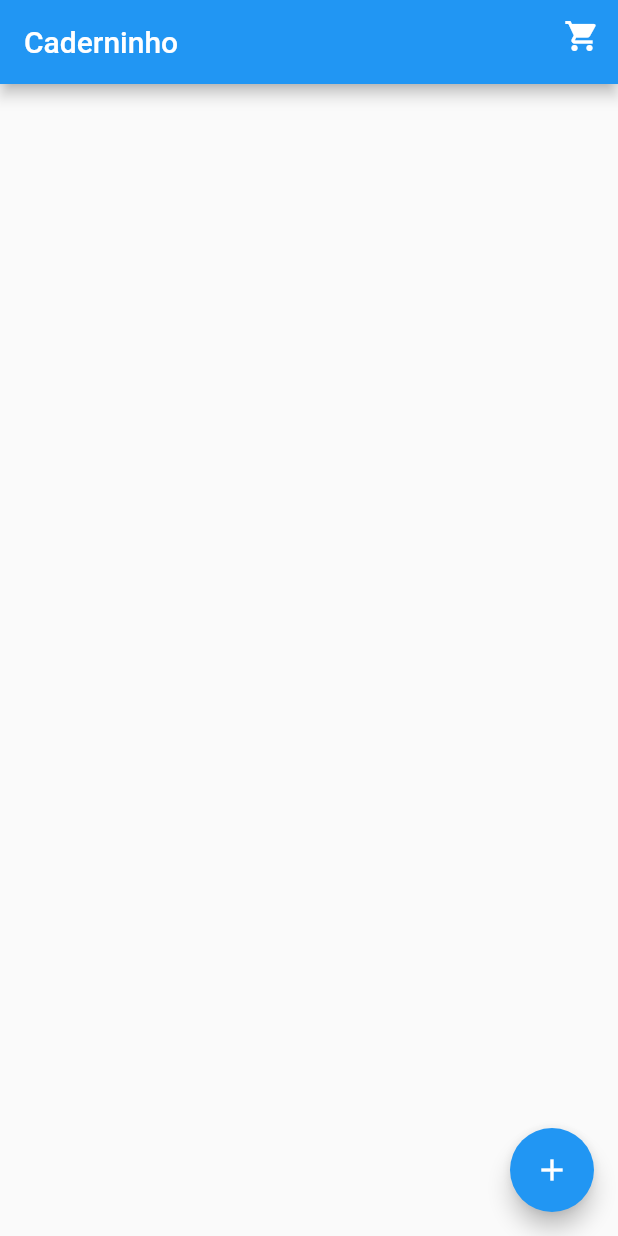
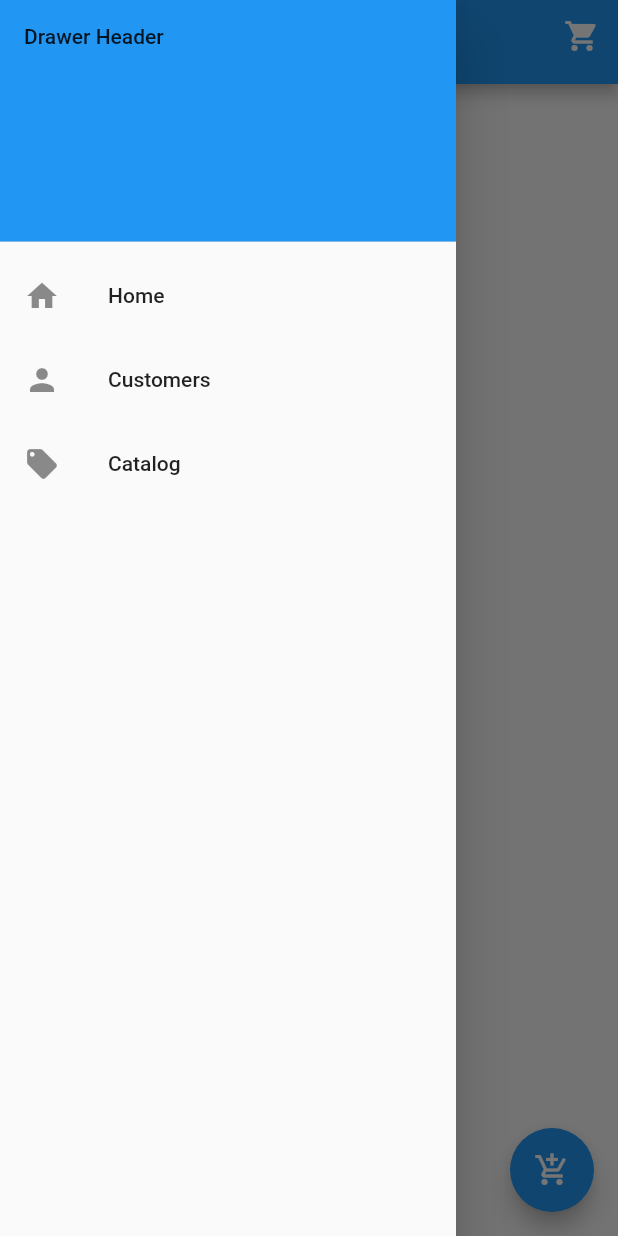
Before and after one commit to regmoraes/caderninho, a Flutter app: the screen it shows after launch, with the side drawer open (before the commit the screen has no drawer), on a phone screen of 412 x 824 dp. Run offline on Flutter 3.47's test engine with Material 2 defaults, Android fonts, the phone set to English and light mode, and no system bars; our stand-ins replace equatable.

Commit message:
Create Dashboard page and make it the home page of app
Also:
 - Create a Navigation Drawer to make navigation easier
Signed-off-by: Rômulo Eduardo G. Moraes <romuloeduardo.moraes@gmail.com>

```diff
--- a/lib/main.dart
+++ b/lib/main.dart
@@ -1,3 +1,4 @@
+import 'package:caderninho/presentation/page/dashboard_page.dart';
 import 'package:flutter/material.dart';
 import 'package:flutter/widgets.dart';
 import 'package:provider/provider.dart';
@@ -5,7 +6,6 @@ import 'package:provider/provider.dart';
 import 'bloc/cart_bloc.dart';
 import 'bloc/catalog_bloc.dart';
 import 'infrastructure/in_memory_catalog.dart';
-import 'presentation/page/catalog_page.dart';
 
 void main() => runApp(MyApp());
 
@@ -26,7 +26,7 @@ class MyApp extends StatelessWidget {
         theme: ThemeData(
           primarySwatch: Colors.blue,
         ),
-        home: CatalogPage(),
+        home: DashboardPage(),
       ),
     );
   }
--- a/lib/presentation/page/catalog_page.dart
+++ b/lib/presentation/page/catalog_page.dart
@@ -4,6 +4,7 @@ import 'package:caderninho/model/catalog/search.dart';
 import 'package:caderninho/presentation/navigator.dart';
 import 'package:caderninho/presentation/widgets/cart_icon.dart';
 import 'package:caderninho/presentation/widgets/catalog.dart';
+import 'package:caderninho/presentation/widgets/navigation_drawer.dart';
 import 'package:flutter/material.dart';
 import 'package:provider/provider.dart';
 
@@ -15,7 +16,7 @@ class CatalogPage extends StatefulWidget {
 }
 
 class _CatalogPageState extends State<CatalogPage> {
-  final title = "Caderninho";
+  final title = "Catalog";
   CatalogBloc catalogBloc;
 
   @override
@@ -33,6 +34,7 @@ class _CatalogPageState extends State<CatalogPage> {
         actions: <Widget>[CartIcon()],
       ),
       body: CatalogWidget(catalogBloc),
+      drawer: NavigationDrawer(),
       floatingActionButton: FloatingActionButton(
         child: Icon(Icons.add),
         onPressed: () async {
--- /dev/null
+++ b/lib/presentation/page/dashboard_page.dart
@@ -0,0 +1,28 @@
+import 'package:caderninho/presentation/widgets/cart_icon.dart';
+import 'package:caderninho/presentation/widgets/navigation_drawer.dart';
+import 'package:flutter/material.dart';
+
+class DashboardPage extends StatefulWidget {
+  @override
+  State createState() => _DashboardPageState();
+}
+
+class _DashboardPageState extends State<DashboardPage> {
+  final title = "Caderninho";
+
+  @override
+  Widget build(BuildContext context) {
+    return Scaffold(
+      appBar: AppBar(
+        title: Text(title),
+        actions: <Widget>[CartIcon()],
+      ),
+      body: Container(),
+      drawer: NavigationDrawer(),
+      floatingActionButton: FloatingActionButton(
+        child: Icon(Icons.add_shopping_cart),
+        onPressed: () => null,
+      ),
+    );
+  }
+}
--- /dev/null
+++ b/lib/presentation/widgets/navigation_drawer.dart
@@ -0,0 +1,39 @@
+import 'package:caderninho/presentation/page/catalog_page.dart';
+import 'package:caderninho/presentation/page/dashboard_page.dart';
+import 'package:flutter/material.dart';
+
+import '../navigator.dart';
+
+class NavigationDrawer extends StatelessWidget {
+  @override
+  Widget build(BuildContext context) {
+    return Drawer(
+      child: ListView(
+        padding: EdgeInsets.zero,
+        children: <Widget>[
+          DrawerHeader(
+            child: Text('Drawer Header'),
+            decoration: BoxDecoration(
+              color: Colors.blue,
+            ),
+          ),
+          ListTile(
+              leading: Icon(Icons.home),
+              title: Text('Home'),
+              onTap: () {
+                push(context, DashboardPage(), replace: true);
+              }),
+          ListTile(
+            leading: Icon(Icons.person),
+            title: Text('Customers'),
+          ),
+          ListTile(
+            leading: Icon(Icons.local_offer),
+            title: Text('Catalog'),
+            onTap: () => push(context, CatalogPage(), replace: true),
+          )
+        ],
+      ),
+    );
+  }
+}
```
